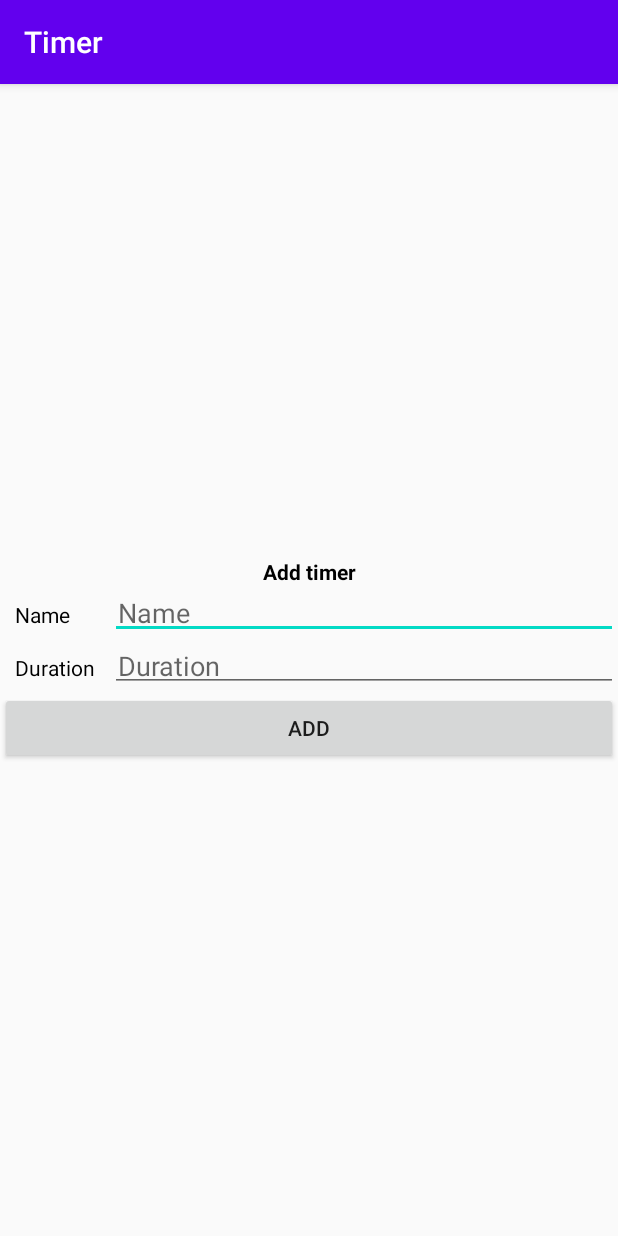
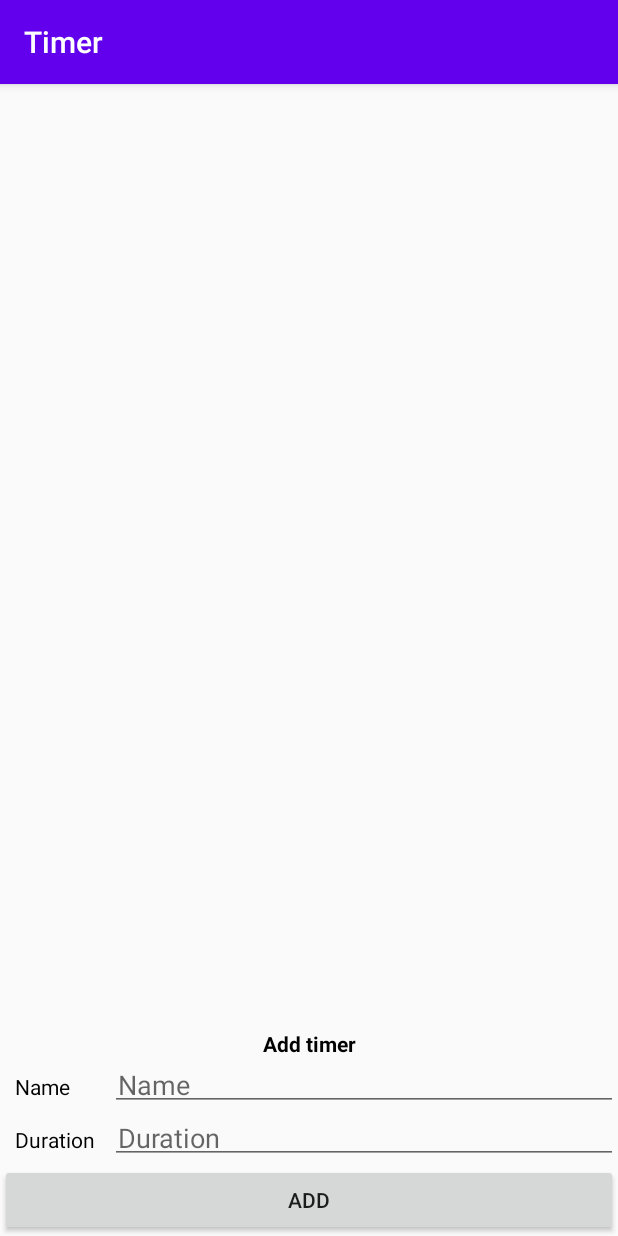
Before and after one commit to SakovichVl/Android-Labs, an Android app: the screen it shows after launch (EditActivity), after a tap on "EDIT", on a phone screen of 412 x 824 dp. Run offline under Robolectric (Android 15) with nearby library versions, the phone set to English and light mode, and no system bars; 3 statements that could not run were skipped.

Commit message:
add crud timer

```diff
--- a/Timer2/app/build.gradle
+++ b/Timer2/app/build.gradle
@@ -30,6 +30,8 @@ dependencies {
     implementation 'androidx.core:core-ktx:1.3.2'
     implementation 'androidx.appcompat:appcompat:1.2.0'
     implementation 'androidx.constraintlayout:constraintlayout:2.0.4'
+    implementation 'androidx.recyclerview:recyclerview:1.1.0'
+    implementation "androidx.lifecycle:lifecycle-extensions:2.2.0"
     testImplementation 'junit:junit:4.12'
     androidTestImplementation 'androidx.test.ext:junit:1.1.2'
     androidTestImplementation 'androidx.test.espresso:espresso-core:3.3.0'
--- a/Timer2/app/src/main/java/com/example/timer/Activity/EditActivity.kt
+++ b/Timer2/app/src/main/java/com/example/timer/Activity/EditActivity.kt
@@ -1,12 +1,53 @@
 package com.example.timer.Activity
 
+import android.os.Bundle
+import android.text.Editable
+import android.text.TextWatcher
+import android.view.View
+import android.widget.Button
+import android.widget.EditText
 import androidx.appcompat.app.AppCompatActivity
-import android.os.Bundle
+import androidx.lifecycle.ViewModelProvider
+import androidx.recyclerview.widget.LinearLayoutManager
+import androidx.recyclerview.widget.RecyclerView
 import com.example.timer.R
+import com.example.timer.RecyclerView.TimerAdapter
+import com.example.timer.ViewModel.EditViewModel
 
 class EditActivity : AppCompatActivity() {
+    private var mViewModel: EditViewModel? = null
     override fun onCreate(savedInstanceState: Bundle?) {
         super.onCreate(savedInstanceState)
         setContentView(R.layout.activity_edit)
+        mViewModel = ViewModelProvider(this).get(EditViewModel::class.java);
+        val editName = findViewById<View>(R.id.name_edit_text) as EditText
+        editName.addTextChangedListener(object : TextWatcher {
+            override fun beforeTextChanged(s: CharSequence, start: Int, count: Int, after: Int) {}
+            override fun onTextChanged(s: CharSequence, start: Int, before: Int, count: Int) {}
+            override fun afterTextChanged(s: Editable) {
+                mViewModel!!.setName(s.toString())
+            }
+        })
+        val editDuration = findViewById<View>(R.id.duration_edit_text) as EditText
+        editDuration.addTextChangedListener(object : TextWatcher {
+            override fun beforeTextChanged(s: CharSequence, start: Int, count: Int, after: Int) {}
+            override fun onTextChanged(s: CharSequence, start: Int, before: Int, count: Int) {}
+            override fun afterTextChanged(s: Editable) {
+                mViewModel!!.setDuration(s.toString())
+            }
+        })
+        val recyclerView = findViewById<View>(R.id.timers_recycler_view) as RecyclerView
+        recyclerView.layoutManager = LinearLayoutManager(this)
+        val adapter = TimerAdapter(
+            mViewModel!!.getTimers()!!,
+            mViewModel!!.name!!,
+            mViewModel!!.getDuration()
+        )
+        recyclerView.adapter = adapter
+        val btn = findViewById<View>(R.id.add_timer_button) as Button
+        btn.setOnClickListener {
+            mViewModel!!.AddTimer(editName.text.toString(), editDuration.text.toString())
+            adapter.notifyDataSetChanged()
+        }
     }
 }
--- a/Timer2/app/src/main/java/com/example/timer/Database/Database.kt
+++ b/Timer2/app/src/main/java/com/example/timer/Database/Database.kt
@@ -3,19 +3,53 @@ package com.example.timer.Database
 import android.content.ContentValues
 import android.content.Context
 import com.example.timer.Model.Timer
+import java.lang.String
+import java.util.*
 
 class Database {
-    fun addTimer(timer: Timer, context: Context) {
+    companion object{
+        fun InsertTimer(timer: Timer, context: Context) {
             val db =
                 context.openOrCreateDatabase(DatabaseHelper.DATABASE_NAME, Context.MODE_PRIVATE, null)
             db.execSQL(
                 "CREATE TABLE IF NOT EXISTS " + DatabaseHelper.TIMER_TABLE +
                         " (id INTEGER PRIMARY KEY, " + DatabaseHelper.NAME_TIMER_ROW + " TEXT, " + DatabaseHelper.DURATION_TIMER_ROW +
-                    " INTEGER)"
+                        " INTEGER);"
             )
             val cv = ContentValues()
             cv.put(DatabaseHelper.NAME_TIMER_ROW, timer.name)
             cv.put(DatabaseHelper.DURATION_TIMER_ROW, timer.duration)
             db.insert(DatabaseHelper.TIMER_TABLE, null, cv)
         }
+
+        fun getTimers(context: Context): ArrayList<Timer> {
+            val db =
+                context.openOrCreateDatabase(DatabaseHelper.DATABASE_NAME, Context.MODE_PRIVATE, null)
+            val cursor = db.rawQuery("SELECT * FROM " + DatabaseHelper.TIMER_TABLE + ";", null)
+            val timers = ArrayList<Timer>()
+            while (cursor.moveToNext()) {
+                val id = cursor.getLong(0)
+                val name = cursor.getString(1)
+                val duration = cursor.getInt(2)
+                timers.add(Timer(id, name, duration))
             }
+            cursor.close()
+            return timers
+        }
+
+        fun deleteTimer(context: Context, id: Long) {
+            val db =
+                context.openOrCreateDatabase(DatabaseHelper.DATABASE_NAME, Context.MODE_PRIVATE, null)
+            db.delete(DatabaseHelper.TIMER_TABLE, "id = ?", arrayOf(id.toString()))
+        }
+
+        fun UpdateTimer(context: Context, timer: Timer) {
+            val db =
+                context.openOrCreateDatabase(DatabaseHelper.DATABASE_NAME, Context.MODE_PRIVATE, null)
+            val cv = ContentValues()
+            cv.put(DatabaseHelper.NAME_TIMER_ROW, timer.name)
+            cv.put(DatabaseHelper.DURATION_TIMER_ROW, timer.duration)
+            db.update(DatabaseHelper.TIMER_TABLE, cv, "id = " + String.valueOf(timer.id), null)
+        }
+    }
+}
--- /dev/null
+++ b/Timer2/app/src/main/java/com/example/timer/ViewModel/EditViewModel.kt
@@ -0,0 +1,51 @@
+package com.example.timer.ViewModel
+
+import android.app.Application
+import androidx.lifecycle.AndroidViewModel
+import androidx.lifecycle.MutableLiveData
+import com.example.timer.Database.Database
+import com.example.timer.Model.Timer
+import java.util.*
+
+class EditViewModel(application: Application) : AndroidViewModel(application) {
+    private var timers: ArrayList<Timer>? = null
+    var name: MutableLiveData<String>? = null
+        get() {
+            if (field == null) {
+                field = MutableLiveData()
+            }
+            return field
+        }
+        private set
+    private var duration: MutableLiveData<String>? = null
+    fun AddTimer(name: String?, duration: String) {
+        val time = duration.toInt()
+        if (time != 0) {
+            val timer = Timer(name!!, time)
+            Database.InsertTimer(timer, getApplication<Application>().baseContext)
+            timers!!.add(timer)
+        }
+    }
+
+    fun getTimers(): ArrayList<Timer>? {
+        if (timers == null) {
+            timers = Database.getTimers(getApplication<Application>().baseContext)
+        }
+        return timers
+    }
+
+    fun setName(name: String) {
+        this.name!!.value = name
+    }
+
+    fun getDuration(): MutableLiveData<String> {
+        if (duration == null) {
+            duration = MutableLiveData()
+        }
+        return duration!!
+    }
+
+    fun setDuration(duration: String) {
+        this.duration!!.value = duration
+    }
+}
--- a/Timer2/app/src/main/res/layout/activity_edit.xml
+++ b/Timer2/app/src/main/res/layout/activity_edit.xml
@@ -6,16 +6,26 @@
     android:layout_height="match_parent"
     tools:context=".Activity.EditActivity">
 
+    <androidx.recyclerview.widget.RecyclerView
+        android:id="@+id/timers_recycler_view"
+        android:layout_width="match_parent"
+        android:layout_height="0dp"
+        app:layout_constraintBottom_toTopOf="@+id/tableLayout"
+        app:layout_constraintEnd_toEndOf="parent"
+        app:layout_constraintStart_toStartOf="parent"
+        app:layout_constraintTop_toTopOf="parent"
+        app:layout_constraintVertical_bias="1.0" />
+
     <TableLayout
+        android:id="@+id/tableLayout"
         android:layout_width="match_parent"
         android:layout_height="wrap_content"
-        app:layout_constraintBottom_toBottomOf="parent"
-        app:layout_constraintTop_toTopOf="parent"
-        android:stretchColumns="1">
+        android:stretchColumns="1"
+        app:layout_constraintBottom_toBottomOf="parent">
 
         <TableRow
             android:layout_width="match_parent"
-            android:layout_height="match_parent" >
+            android:layout_height="match_parent">
 
             <TextView
                 android:id="@+id/textView3"
@@ -30,63 +40,64 @@
 
         <TableRow
             android:layout_width="match_parent"
-            android:layout_height="match_parent" >
+            android:layout_height="match_parent">
 
             <TextView
                 android:id="@+id/textView4"
                 android:layout_width="wrap_content"
                 android:layout_height="wrap_content"
                 android:layout_column="0"
+                android:layout_marginStart="10dp"
+                android:layout_marginLeft="10dp"
                 android:text="@string/name"
-                android:layout_marginLeft="10dp"
-                android:textColor="@android:color/black"
-                android:layout_marginStart="10dp" />
+                android:textColor="@android:color/black" />
 
             <EditText
                 android:id="@+id/name_edit_text"
+                android:layout_column="1"
+                android:layout_marginStart="10dp"
                 android:layout_marginLeft="10dp"
-                android:padding="5dp"
-                android:layout_column="1"
                 android:autofillHints=""
+                android:hint="@string/name"
                 android:inputType="text"
-                android:hint="@string/name"
-                android:layout_marginStart="10dp" />
+                android:padding="5dp" />
         </TableRow>
 
         <TableRow
             android:layout_width="match_parent"
             android:layout_height="match_parent">
+
             <TextView
                 android:id="@+id/textView5"
                 android:layout_width="wrap_content"
                 android:layout_height="wrap_content"
                 android:layout_column="0"
+                android:layout_marginStart="10dp"
+                android:layout_marginLeft="10dp"
                 android:text="@string/duration"
-                android:layout_marginLeft="10dp"
-                android:textColor="@android:color/black"
-                android:layout_marginStart="10dp" />
+                android:textColor="@android:color/black" />
 
             <EditText
                 android:id="@+id/duration_edit_text"
+                android:layout_column="1"
+                android:layout_marginStart="10dp"
+                android:layout_marginLeft="10dp"
+                android:hint="@string/duration"
+                android:importantForAutofill="no"
                 android:inputType="number"
-                android:layout_marginLeft="10dp"
-                android:padding="5dp"
-                android:layout_column="1"
-                android:importantForAutofill="no"
-                android:hint="@string/duration"
-                android:layout_marginStart="10dp" />
+                android:padding="5dp" />
         </TableRow>
 
         <TableRow
             android:layout_width="match_parent"
-            android:layout_height="match_parent" >
+            android:layout_height="match_parent">
 
             <Button
-                android:id="@+id/button"
+                android:id="@+id/add_timer_button"
                 android:layout_width="wrap_content"
                 android:layout_height="wrap_content"
-                android:text="@string/add"
-                android:layout_span="2"/>
+                android:layout_span="2"
+                android:text="@string/add" />
         </TableRow>
     </TableLayout>
 </androidx.constraintlayout.widget.ConstraintLayout>
```
Also changed, not shown: Timer2/app/src/main/java/com/example/timer/Model/Timer.kt (+15 -2 lines), Timer2/app/src/main/java/com/example/timer/RecyclerView/TimerAdapter.kt (added, +66 -0 lines), Timer2/app/src/main/res/layout/timer_item.xml (added, +46 -0 lines). Lines whose indentation alone changed are shown as unchanged.
